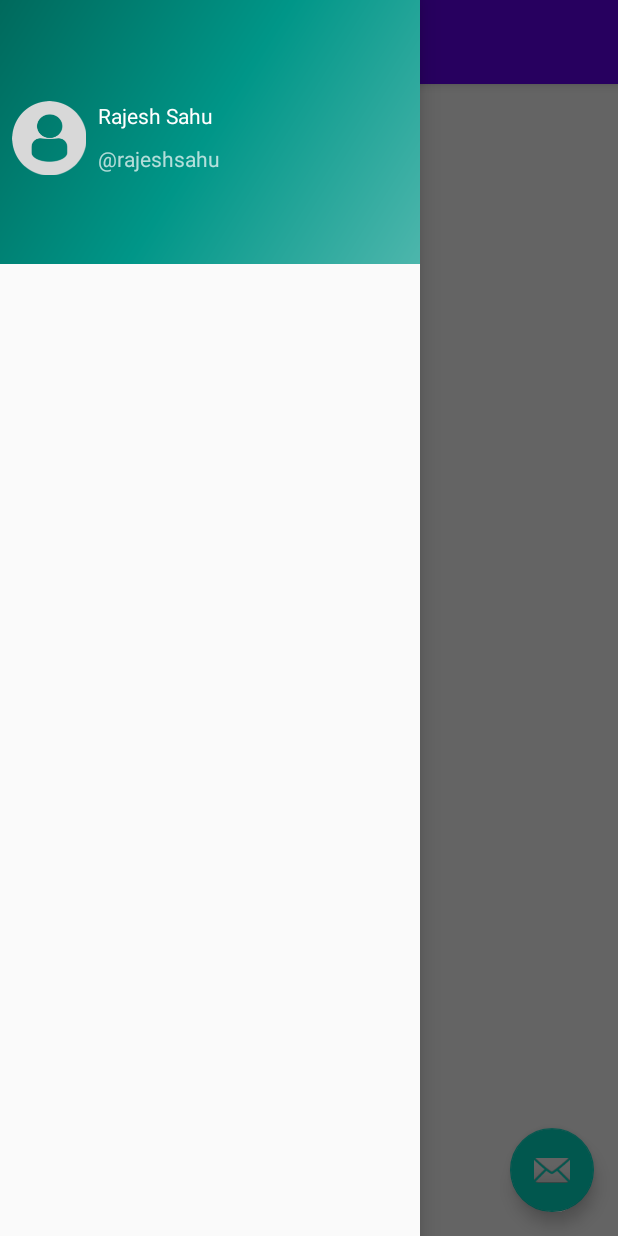
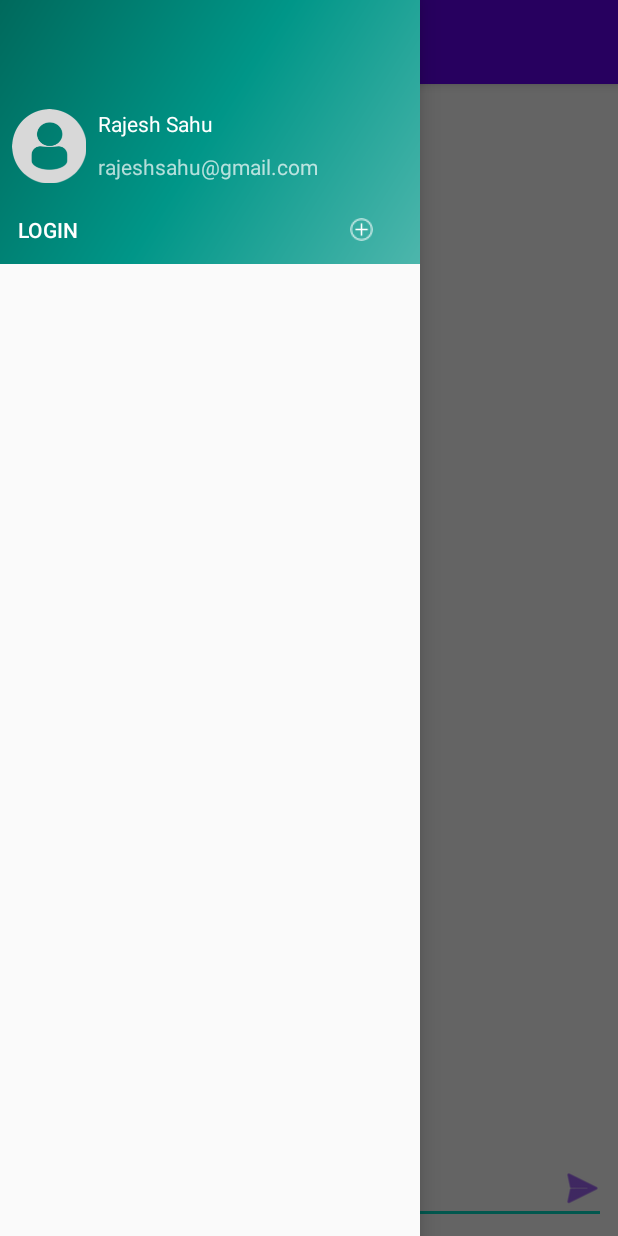
Before and after one commit to rajeshsahu09/SmackApp, an Android app: the screen it shows after launch (MainActivity), with the side drawer open, on a phone screen of 412 x 824 dp. Run offline under Robolectric (Android 15) with nearby library versions, the phone set to English and light mode, and no system bars; our stand-ins replace navigation-ui.

Commit message:
designed some layouts

```diff
--- a/app/src/main/java/com/example/smackapp/MainActivity.kt
+++ b/app/src/main/java/com/example/smackapp/MainActivity.kt
@@ -2,6 +2,7 @@ package com.example.smackapp
 
 import android.os.Bundle
 import android.view.Menu
+import android.view.View
 import com.google.android.material.floatingactionbutton.FloatingActionButton
 import com.google.android.material.snackbar.Snackbar
 import com.google.android.material.navigation.NavigationView
@@ -26,12 +27,17 @@ class MainActivity : AppCompatActivity() {
 
         val drawerLayout: DrawerLayout = findViewById(R.id.drawer_layout)
         val navView: NavigationView = findViewById(R.id.nav_view)
-        val navController = findNavController(R.id.nav_host_fragment)
     }
 
+    fun onLoginClickNavHeader(view: View) {
 
-    override fun onSupportNavigateUp(): Boolean {
-        val navController = findNavController(R.id.nav_host_fragment)
-        return navController.navigateUp(appBarConfiguration) || super.onSupportNavigateUp()
+    }
+
+    fun onChannelBtnNavHeader(view: View) {
+
+    }
+
+    fun onSendMsgBtnClick(view: View) {
+
     }
 }
--- a/app/src/main/res/layout/app_bar_main.xml
+++ b/app/src/main/res/layout/app_bar_main.xml
@@ -22,12 +22,4 @@
 
     <include layout="@layout/content_main" />
 
-    <com.google.android.material.floatingactionbutton.FloatingActionButton
-        android:id="@+id/fab"
-        android:layout_width="wrap_content"
-        android:layout_height="wrap_content"
-        android:layout_gravity="bottom|end"
-        android:layout_margin="@dimen/fab_margin"
-        app:srcCompat="@android:drawable/ic_dialog_email" />
-
 </androidx.coordinatorlayout.widget.CoordinatorLayout>
--- a/app/src/main/res/layout/content_main.xml
+++ b/app/src/main/res/layout/content_main.xml
@@ -7,13 +7,51 @@
     app:layout_behavior="@string/appbar_scrolling_view_behavior"
     tools:showIn="@layout/app_bar_main">
 
-    <fragment
-        android:id="@+id/nav_host_fragment"
-        android:name="androidx.navigation.fragment.NavHostFragment"
-        android:layout_width="match_parent"
-        android:layout_height="match_parent"
-        app:defaultNavHost="true"
-        app:layout_constraintLeft_toLeftOf="parent"
-        app:layout_constraintRight_toRightOf="parent"
+    <TextView
+        android:id="@+id/namechannel_name"
+        android:layout_width="0dp"
+        android:layout_height="wrap_content"
+        android:layout_marginTop="8dp"
+        android:text="TextView"
+        android:textAlignment="center"
+        app:layout_constraintEnd_toEndOf="parent"
+        app:layout_constraintStart_toStartOf="parent"
         app:layout_constraintTop_toTopOf="parent" />
+
+    <EditText
+        android:id="@+id/msgtextfield"
+        android:layout_width="0dp"
+        android:layout_height="wrap_content"
+        android:layout_marginStart="8dp"
+        android:layout_marginEnd="8dp"
+        android:layout_marginBottom="8dp"
+        android:ems="10"
+        android:hint="message"
+        android:inputType="textPersonName"
+        app:layout_constraintBottom_toBottomOf="parent"
+        app:layout_constraintEnd_toEndOf="parent"
+        app:layout_constraintStart_toStartOf="parent" />
+
+    <ImageButton
+        android:id="@+id/sendmsgbtn"
+        android:layout_width="wrap_content"
+        android:layout_height="wrap_content"
+        android:layout_marginEnd="8dp"
+        android:layout_marginBottom="16dp"
+        android:background="@android:color/transparent"
+        android:onClick="onSendMsgBtnClick"
+        android:tint="@color/colorPrimary"
+        app:layout_constraintBottom_toBottomOf="parent"
+        app:layout_constraintEnd_toEndOf="parent"
+        app:srcCompat="@android:drawable/ic_menu_send" />
+
+    <androidx.recyclerview.widget.RecyclerView
+        android:id="@+id/msglistview"
+        android:layout_width="0dp"
+        android:layout_height="0dp"
+        android:layout_marginTop="1dp"
+        app:layout_constraintBottom_toTopOf="@+id/msgtextfield"
+        app:layout_constraintEnd_toEndOf="parent"
+        app:layout_constraintStart_toStartOf="parent"
+        app:layout_constraintTop_toBottomOf="@+id/namechannel_name" />
 </androidx.constraintlayout.widget.ConstraintLayout>
--- a/app/src/main/res/layout/nav_header_main.xml
+++ b/app/src/main/res/layout/nav_header_main.xml
@@ -10,38 +10,67 @@
     android:theme="@style/ThemeOverlay.AppCompat.Dark">
 
     <ImageView
-        android:id="@+id/imageView"
+        android:id="@+id/userpic_navheader"
         android:layout_width="wrap_content"
         android:layout_height="wrap_content"
         android:layout_marginStart="8dp"
+        android:layout_marginBottom="16dp"
         android:contentDescription="@string/nav_header_desc"
         android:paddingTop="@dimen/nav_header_vertical_spacing"
-        app:layout_constraintBottom_toBottomOf="parent"
+        app:layout_constraintBottom_toTopOf="@+id/logout_navheader"
         app:layout_constraintStart_toStartOf="parent"
-        app:layout_constraintTop_toTopOf="parent"
         app:srcCompat="@drawable/profiledefault" />
 
     <TextView
-        android:id="@+id/textView2"
+        android:id="@+id/username_navheader"
         android:layout_width="wrap_content"
         android:layout_height="wrap_content"
         android:layout_marginStart="8dp"
         android:paddingTop="@dimen/nav_header_vertical_spacing"
         android:text="Rajesh Sahu"
         android:textAppearance="@style/TextAppearance.AppCompat.Body1"
-        app:layout_constraintStart_toEndOf="@+id/imageView"
-        app:layout_constraintTop_toTopOf="@+id/imageView"
+        app:layout_constraintStart_toEndOf="@+id/userpic_navheader"
+        app:layout_constraintTop_toTopOf="@+id/userpic_navheader"
         tools:text="Rajesh Sahu" />
 
     <TextView
-        android:id="@+id/textView"
+        android:id="@+id/useremail_navheader"
         android:layout_width="wrap_content"
         android:layout_height="wrap_content"
         android:layout_marginStart="8dp"
         android:layout_marginTop="8dp"
-        android:text="@rajeshsahu"
-        app:layout_constraintBottom_toBottomOf="@+id/imageView"
-        app:layout_constraintStart_toEndOf="@+id/imageView"
-        app:layout_constraintTop_toBottomOf="@+id/textView2"
-        tools:text="@rajeshsahu" />
+        android:text="rajeshsahu@gmail.com"
+        app:layout_constraintBottom_toBottomOf="@+id/userpic_navheader"
+        app:layout_constraintStart_toEndOf="@+id/userpic_navheader"
+        app:layout_constraintTop_toBottomOf="@+id/username_navheader"
+        tools:text="rajeshsahu@gmail.com" />
+
+    <Button
+        android:id="@+id/logout_navheader"
+        android:layout_width="wrap_content"
+        android:layout_height="30dp"
+        android:layout_marginStart="12dp"
+        android:layout_marginBottom="8dp"
+        android:background="@android:color/transparent"
+        android:onClick="onLoginClickNavHeader"
+        android:text="LOGIN"
+        android:textAlignment="textStart"
+        app:layout_constraintBottom_toBottomOf="parent"
+        app:layout_constraintStart_toStartOf="parent"
+        tools:text="LOGIN" />
+
+    <ImageButton
+        android:id="@+id/add_channel_navheader"
+        android:layout_width="30dp"
+        android:layout_height="30dp"
+        android:layout_marginEnd="24dp"
+        android:layout_marginBottom="8dp"
+        android:background="@android:color/transparent"
+        android:onClick="onChannelBtnNavHeader"
+        android:padding="7dp"
+        android:scaleType="fitCenter"
+        app:layout_constraintBottom_toBottomOf="parent"
+        app:layout_constraintEnd_toEndOf="parent"
+        app:srcCompat="@drawable/addchannelbutton" />
+
 </androidx.constraintlayout.widget.ConstraintLayout>
```
